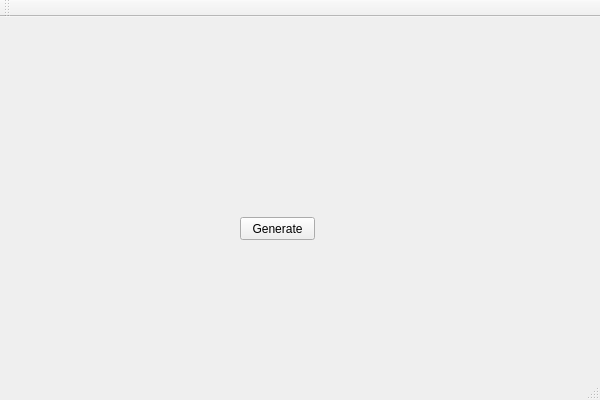
SobolevSpace/HeatSim, file MainWindow.ui: the form before one commit.
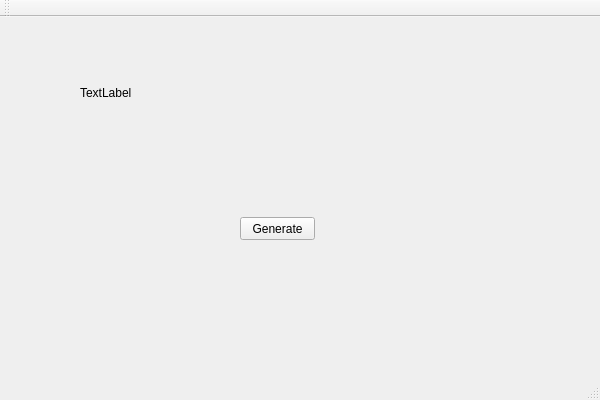
The form after the commit.

```diff
--- a/MainWindow.ui
+++ b/MainWindow.ui
@@ -27,6 +27,19 @@
      <string>Generate</string>
     </property>
    </widget>
+   <widget class="QLabel" name="labelCount">
+    <property name="geometry">
+     <rect>
+      <x>80</x>
+      <y>50</y>
+      <width>81</width>
+      <height>51</height>
+     </rect>
+    </property>
+    <property name="text">
+     <string>TextLabel</string>
+    </property>
+   </widget>
   </widget>
   <widget class="QMenuBar" name="menuBar">
    <property name="geometry">
```
